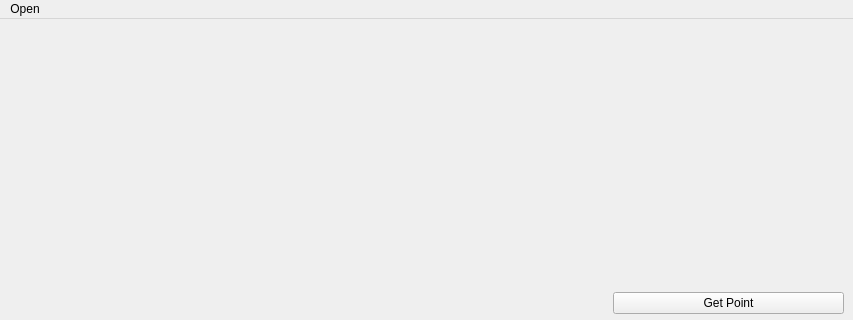
First picture: the form in LabelFZ.ui, repository JSotres/labelFZ, before the edit; both pictures show x 0 to 853 and y 0 to 320 of the 853 by 825 pixel window.
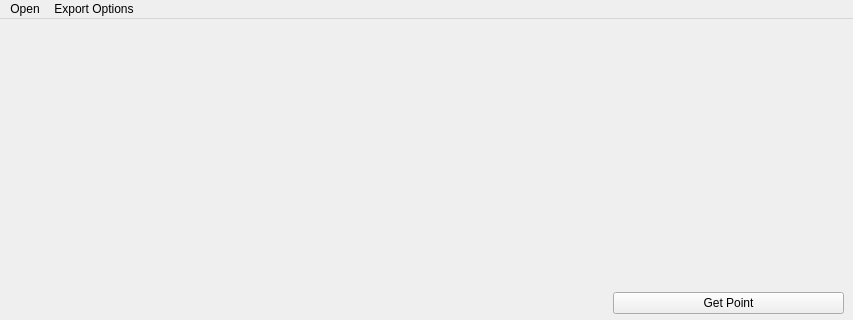
Second picture: the form after the edit. Custom widgets are drawn as their Qt base class.

Commit message: Set Export Dir in Menu Bar

Diff of the .ui file:
```diff
--- a/LabelFZ.ui
+++ b/LabelFZ.ui
@@ -370,7 +370,14 @@
     <addaction name="actionLoadForceRamps"/>
     <addaction name="actionLoadForceVolume"/>
    </widget>
+   <widget class="QMenu" name="menuExport_Options">
+    <property name="title">
+     <string>Export Options</string>
+    </property>
+    <addaction name="actionSetExportDir"/>
+   </widget>
    <addaction name="menuOpen"/>
+   <addaction name="menuExport_Options"/>
   </widget>
   <widget class="QStatusBar" name="statusbar"/>
   <action name="actionLoadForceRamps">
```
Left out of the diff: 5 changed lines with no effect on the pictures. The commit also changes 2 other files.
